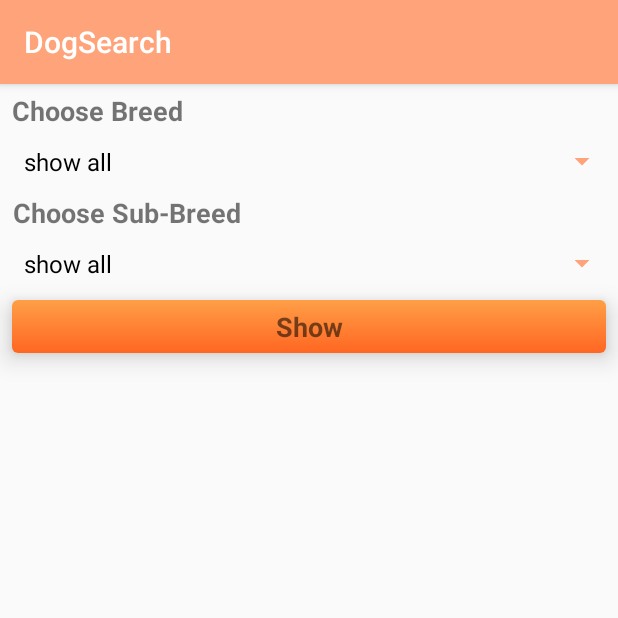
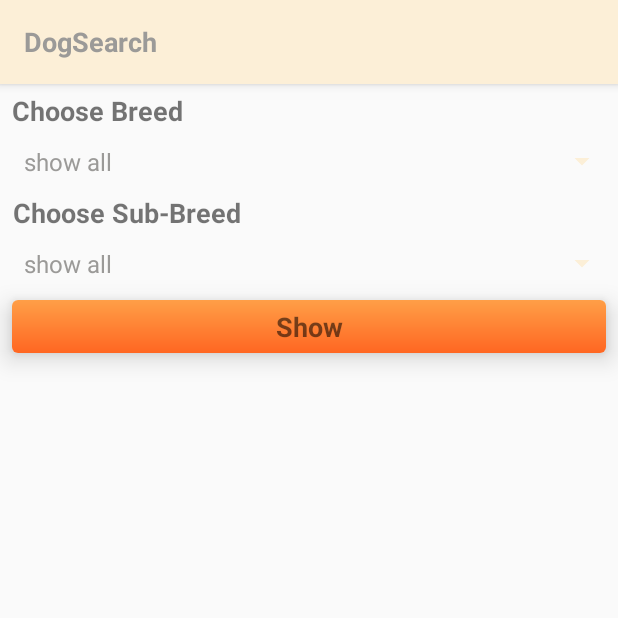
Before and after one commit to annaqinzhi/DogSearch, an Android app: the screen it shows after launch (MainActivity), on a phone screen of 412 x 824 dp, the top half of it. Run offline under Robolectric (Android 15) with nearby library versions, the phone set to English and light mode, and no system bars; our stand-ins replace RxJava, Timber; network calls fail.

```diff
--- a/app/src/main/java/com/example/dogsearch/DatabaseHandler.java
+++ b/app/src/main/java/com/example/dogsearch/DatabaseHandler.java
@@ -104,7 +104,7 @@ public class DatabaseHandler extends SQLiteOpenHelper {
     }
 
     public Dog getOneDog(String breed, String subBreed){
-        String selectQuery = "SELECT  * FROM " + TABLE_DOGS;
+        String selectQuery = "SELECT  * FROM " + TABLE_DOGS ;
         SQLiteDatabase db = this.getReadableDatabase();
         Cursor cursor = db.rawQuery(selectQuery, null);
 
--- a/app/src/main/res/values/colors.xml
+++ b/app/src/main/res/values/colors.xml
@@ -1,6 +1,6 @@
 <?xml version="1.0" encoding="utf-8"?>
 <resources>
-    <color name="colorPrimary">#FFA37A</color>
+    <color name="colorPrimary">#FCEFD7</color>
     <color name="colorOrange">#FFA37A</color>
     <color name="colorGreen">#008577</color>
     <color name="colorPrimaryDark">#9B9A98</color>
--- a/app/src/main/res/values/styles.xml
+++ b/app/src/main/res/values/styles.xml
@@ -1,13 +1,18 @@
 <resources>
 
     <!-- Base application theme. -->
-    <style name="AppTheme" parent="Theme.AppCompat.Light.DarkActionBar">
+    <style name="AppTheme" parent="Theme.AppCompat.Light">
         <!-- Customize your theme here. -->
         <item name="colorPrimary">@color/colorPrimary</item>
         <item name="colorPrimaryDark">@color/colorPrimaryDark</item>
         <item name="colorAccent">@color/colorAccent</item>
-        <item name="android:textColorPrimary">@color/black</item>
+        <item name="android:textColorPrimary">@color/colorGrey1</item>
         <item name="android:navigationBarColor">@color/colorGrey2</item>
+    </style>
+
+    <style name="TextAppearance.AppCompat.Widget.ActionBar.Title" parent="@style/TextAppearance.AppCompat">
+        <item name="android:textSize">18dp</item>
+        <item name="android:textStyle">bold</item>
     </style>
 
     <style name="searchText">
```
